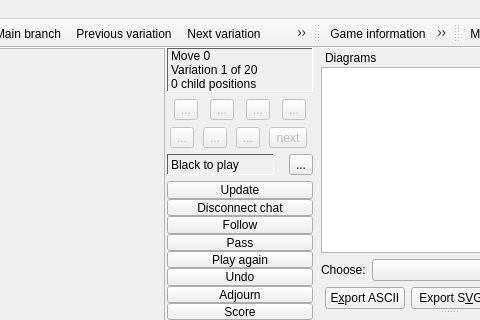
Before: the Qt Designer form src/boardwindow_gui.ui in bernds/q5Go, drawn with Qt 5; both pictures show x 615 to 1095 and y 0 to 320 of the 1192 by 982 pixel window.
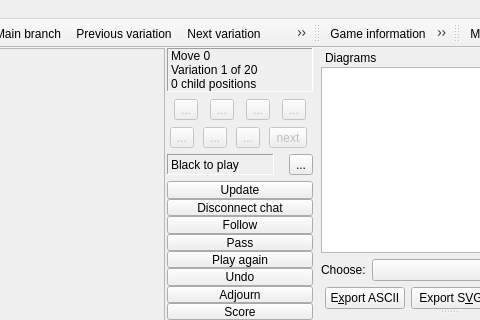
After: the same form once the commit is applied. Icons and pictures are not drawn. Custom widgets are drawn as their Qt base class.

Commit message:
Attempt to fix colors for dark theme
This should hopefully help with issue #72. There were two areas in the
board window with a palette set, for no clear reason, and a hardcoded
black color as the default for server messages.

What changed in the file:
```diff
--- a/src/boardwindow_gui.ui
+++ b/src/boardwindow_gui.ui
@@ -547,448 +547,6 @@
                    <height>0</height>
                   </size>
                  </property>
-                 <property name="palette">
-                  <palette>
-                   <active>
-                    <colorrole role="WindowText">
-                     <brush brushstyle="SolidPattern">
-                      <color alpha="255">
-                       <red>0</red>
-                       <green>0</green>
-                       <blue>0</blue>
-                      </color>
-                     </brush>
-                    </colorrole>
-                    <colorrole role="Button">
-                     <brush brushstyle="SolidPattern">
-                      <color alpha="255">
-                       <red>192</red>
-                       <green>192</green>
-                       <blue>192</blue>
-                      </color>
-                     </brush>
-                    </colorrole>
-                    <colorrole role="Light">
-                     <brush brushstyle="SolidPattern">
-                      <color alpha="255">
-                       <red>255</red>
-                       <green>255</green>
-                       <blue>255</blue>
-                      </color>
-                     </brush>
-                    </colorrole>
-                    <colorrole role="Midlight">
-                     <brush brushstyle="SolidPattern">
-                      <color alpha="255">
-                       <red>223</red>
-                       <green>223</green>
-                       <blue>223</blue>
-                      </color>
-                     </brush>
-                    </colorrole>
-                    <colorrole role="Dark">
-                     <brush brushstyle="SolidPattern">
-                      <color alpha="255">
-                       <red>96</red>
-                       <green>96</green>
-                       <blue>96</blue>
-                      </color>
-                     </brush>
-                    </colorrole>
-                    <colorrole role="Mid">
-                     <brush brushstyle="SolidPattern">
-                      <color alpha="255">
-                       <red>128</red>
-                       <green>128</green>
-                       <blue>128</blue>
-                      </color>
-                     </brush>
-                    </colorrole>
-                    <colorrole role="Text">
-                     <brush brushstyle="SolidPattern">
-                      <color alpha="255">
-                       <red>0</red>
-                       <green>0</green>
-                       <blue>0</blue>
-                      </color>
-                     </brush>
-                    </colorrole>
-                    <colorrole role="BrightText">
-                     <brush brushstyle="SolidPattern">
-                      <color alpha="255">
-                       <red>255</red>
-                       <green>255</green>
-                       <blue>255</blue>
-                      </color>
-                     </brush>
-                    </colorrole>
-                    <colorrole role="ButtonText">
-                     <brush brushstyle="SolidPattern">
-                      <color alpha="255">
-                       <red>0</red>
-                       <green>0</green>
-                       <blue>0</blue>
-                      </color>
-                     </brush>
-                    </colorrole>
-                    <colorrole role="Base">
-                     <brush brushstyle="SolidPattern">
-                      <color alpha="255">
-                       <red>255</red>
-                       <green>255</green>
-                       <blue>255</blue>
-                      </color>
-                     </brush>
-                    </colorrole>
-                    <colorrole role="Window">
-                     <brush brushstyle="SolidPattern">
-                      <color alpha="255">
-                       <red>170</red>
-                       <green>167</green>
-                       <blue>165</blue>
-                      </color>
-                     </brush>
-                    </colorrole>
-                    <colorrole role="Shadow">
-                     <brush brushstyle="SolidPattern">
-                      <color alpha="255">
-                       <red>0</red>
-                       <green>0</green>
-                       <blue>0</blue>
-                      </color>
-                     </brush>
-                    </colorrole>
-                    <colorrole role="Highlight">
-                     <brush brushstyle="SolidPattern">
-                      <color alpha="255">
-                       <red>0</red>
-                       <green>0</green>
-                       <blue>0</blue>
-                      </color>
-                     </brush>
-                    </colorrole>
-                    <colorrole role="HighlightedText">
-                     <brush brushstyle="SolidPattern">
-                      <color alpha="255">
-                       <red>255</red>
-                       <green>255</green>
-                       <blue>255</blue>
-                      </color>
-                     </brush>
-                    </colorrole>
-                    <colorrole role="Link">
-                     <brush brushstyle="SolidPattern">
-                      <color alpha="255">
-                       <red>0</red>
-                       <green>0</green>
-                       <blue>0</blue>
-                      </color>
-                     </brush>
-                    </colorrole>
-                    <colorrole role="LinkVisited">
-                     <brush brushstyle="SolidPattern">
-                      <color alpha="255">
-                       <red>0</red>
-                       <green>0</green>
-                       <blue>0</blue>
-                      </color>
-                     </brush>
-                    </colorrole>
-                   </active>
-                   <inactive>
-                    <colorrole role="WindowText">
-                     <brush brushstyle="SolidPattern">
-                      <color alpha="255">
-                       <red>0</red>
-                       <green>0</green>
-                       <blue>0</blue>
-                      </color>
-                     </brush>
-                    </colorrole>
-                    <colorrole role="Button">
-                     <brush brushstyle="SolidPattern">
-                      <color alpha="255">
-                       <red>192</red>
-                       <green>192</green>
-                       <blue>192</blue>
-                      </color>
-                     </brush>
-                    </colorrole>
-                    <colorrole role="Light">
-                     <brush brushstyle="SolidPattern">
-                      <color alpha="255">
-                       <red>255</red>
-                       <green>255</green>
-                       <blue>255</blue>
-                      </color>
-                     </brush>
-                    </colorrole>
-                    <colorrole role="Midlight">
-                     <brush brushstyle="SolidPattern">
-                      <color alpha="255">
-                       <red>220</red>
-                       <green>220</green>
-                       <blue>220</blue>
-                      </color>
-                     </brush>
-                    </colorrole>
-                    <colorrole role="Dark">
-                     <brush brushstyle="SolidPattern">
-                      <color alpha="255">
-                       <red>96</red>
-                       <green>96</green>
-                       <blue>96</blue>
-                      </color>
-                     </brush>
-                    </colorrole>
-                    <colorrole role="Mid">
-                     <brush brushstyle="SolidPattern">
-                      <color alpha="255">
-                       <red>128</red>
-                       <green>128</green>
-                       <blue>128</blue>
-                      </color>
-                     </brush>
-                    </colorrole>
-                    <colorrole role="Text">
-                     <brush brushstyle="SolidPattern">
-                      <color alpha="255">
-                       <red>0</red>
-                       <green>0</green>
-                       <blue>0</blue>
-                      </color>
-                     </brush>
-                    </colorrole>
-                    <colorrole role="BrightText">
-                     <brush brushstyle="SolidPattern">
-                      <color alpha="255">
-                       <red>255</red>
-                       <green>255</green>
-                       <blue>255</blue>
-                      </color>
-                     </brush>
-                    </colorrole>
-                    <colorrole role="ButtonText">
-                     <brush brushstyle="SolidPattern">
-                      <color alpha="255">
-                       <red>0</red>
-                       <green>0</green>
-                       <blue>0</blue>
-                      </color>
-                     </brush>
-                    </colorrole>
-                    <colorrole role="Base">
-                     <brush brushstyle="SolidPattern">
-                      <color alpha="255">
-                       <red>255</red>
-                       <green>255</green>
-                       <blue>255</blue>
-                      </color>
-                     </brush>
-                    </colorrole>
-                    <colorrole role="Window">
-                     <brush brushstyle="SolidPattern">
-                      <color alpha="255">
-                       <red>170</red>
-                       <green>167</green>
-                       <blue>165</blue>
-                      </color>
-                     </brush>
-                    </colorrole>
-                    <colorrole role="Shadow">
-                     <brush brushstyle="SolidPattern">
-                      <color alpha="255">
-                       <red>0</red>
-                       <green>0</green>
-                       <blue>0</blue>
-                      </color>
-                     </brush>
-                    </colorrole>
-                    <colorrole role="Highlight">
-                     <brush brushstyle="SolidPattern">
-                      <color alpha="255">
-                       <red>0</red>
-                       <green>0</green>
-                       <blue>0</blue>
-                      </color>
-                     </brush>
-                    </colorrole>
-                    <colorrole role="HighlightedText">
-                     <brush brushstyle="SolidPattern">
-                      <color alpha="255">
-                       <red>255</red>
-                       <green>255</green>
-                       <blue>255</blue>
-                      </color>
-                     </brush>
-                    </colorrole>
-                    <colorrole role="Link">
-                     <brush brushstyle="SolidPattern">
-                      <color alpha="255">
-                       <red>0</red>
-                       <green>0</green>
-                       <blue>0</blue>
-                      </color>
-                     </brush>
-                    </colorrole>
-                    <colorrole role="LinkVisited">
-                     <brush brushstyle="SolidPattern">
-                      <color alpha="255">
-                       <red>0</red>
-                       <green>0</green>
-                       <blue>0</blue>
-                      </color>
-                     </brush>
-                    </colorrole>
-                   </inactive>
-                   <disabled>
-                    <colorrole role="WindowText">
-                     <brush brushstyle="SolidPattern">
-                      <color alpha="255">
-                       <red>128</red>
-                       <green>128</green>
-                       <blue>128</blue>
-                      </color>
-                     </brush>
-                    </colorrole>
-                    <colorrole role="Button">
-                     <brush brushstyle="SolidPattern">
-                      <color alpha="255">
-                       <red>192</red>
-                       <green>192</green>
-                       <blue>192</blue>
-                      </color>
-                     </brush>
-                    </colorrole>
-                    <colorrole role="Light">
-                     <brush brushstyle="SolidPattern">
-                      <color alpha="255">
-                       <red>255</red>
-                       <green>255</green>
-                       <blue>255</blue>
-                      </color>
-                     </brush>
-                    </colorrole>
-                    <colorrole role="Midlight">
-                     <brush brushstyle="SolidPattern">
-                      <color alpha="255">
-                       <red>220</red>
-                       <green>220</green>
-                       <blue>220</blue>
-                      </color>
-                     </brush>
-                    </colorrole>
-                    <colorrole role="Dark">
-                     <brush brushstyle="SolidPattern">
-                      <color alpha="255">
-                       <red>96</red>
-                       <green>96</green>
-                       <blue>96</blue>
-                      </color>
-                     </brush>
-                    </colorrole>
-                    <colorrole role="Mid">
-                     <brush brushstyle="SolidPattern">
-                      <color alpha="255">
-                       <red>128</red>
-                       <green>128</green>
-                       <blue>128</blue>
-                      </color>
-                     </brush>
-                    </colorrole>
-                    <colorrole role="Text">
-                     <brush brushstyle="SolidPattern">
-                      <color alpha="255">
-                       <red>0</red>
-                       <green>0</green>
-                       <blue>0</blue>
-                      </color>
-                     </brush>
-                    </colorrole>
-                    <colorrole role="BrightText">
-                     <brush brushstyle="SolidPattern">
-                      <color alpha="255">
-                       <red>255</red>
-                       <green>255</green>
-                       <blue>255</blue>
-                      </color>
-                     </brush>
-                    </colorrole>
-                    <colorrole role="ButtonText">
-                     <brush brushstyle="SolidPattern">
-                      <color alpha="255">
-                       <red>128</red>
-                       <green>128</green>
-                       <blue>128</blue>
-                      </color>
-                     </brush>
-                    </colorrole>
-                    <colorrole role="Base">
-                     <brush brushstyle="SolidPattern">
-                      <color alpha="255">
-                       <red>255</red>
-                       <green>255</green>
-                       <blue>255</blue>
-                      </color>
-                     </brush>
-                    </colorrole>
-                    <colorrole role="Window">
-                     <brush brushstyle="SolidPattern">
-                      <color alpha="255">
-                       <red>170</red>
-                       <green>167</green>
-                       <blue>165</blue>
-                      </color>
-                     </brush>
-                    </colorrole>
-                    <colorrole role="Shadow">
-                     <brush brushstyle="SolidPattern">
-                      <color alpha="255">
-                       <red>0</red>
-                       <green>0</green>
-                       <blue>0</blue>
-                      </color>
-                     </brush>
-                    </colorrole>
-                    <colorrole role="Highlight">
-                     <brush brushstyle="SolidPattern">
-                      <color alpha="255">
-                       <red>0</red>
-                       <green>0</green>
-                       <blue>0</blue>
-                      </color>
-                     </brush>
-                    </colorrole>
-                    <colorrole role="HighlightedText">
-                     <brush brushstyle="SolidPattern">
-                      <color alpha="255">
-                       <red>255</red>
-                       <green>255</green>
-                       <blue>255</blue>
-                      </color>
-                     </brush>
-                    </colorrole>
-                    <colorrole role="Link">
-                     <brush brushstyle="SolidPattern">
-                      <color alpha="255">
-                       <red>0</red>
-                       <green>0</green>
-                       <blue>0</blue>
-                      </color>
-                     </brush>
-                    </colorrole>
-                    <colorrole role="LinkVisited">
-                     <brush brushstyle="SolidPattern">
-                      <color alpha="255">
-                       <red>0</red>
-                       <green>0</green>
-                       <blue>0</blue>
-                      </color>
-                     </brush>
-                    </colorrole>
-                   </disabled>
-                  </palette>
-                 </property>
                  <property name="toolTip">
                   <string>Move number</string>
                  </property>
@@ -1200,448 +758,6 @@
                      <verstretch>0</verstretch>
                     </sizepolicy>
                    </property>
-                   <property name="palette">
-                    <palette>
-                     <active>
-                      <colorrole role="WindowText">
-                       <brush brushstyle="SolidPattern">
-                        <color alpha="255">
-                         <red>0</red>
-                         <green>0</green>
-                         <blue>0</blue>
-                        </color>
-                       </brush>
-                      </colorrole>
-                      <colorrole role="Button">
-                       <brush brushstyle="SolidPattern">
-                        <color alpha="255">
-                         <red>192</red>
-                         <green>192</green>
-                         <blue>192</blue>
-                        </color>
-                       </brush>
-                      </colorrole>
-                      <colorrole role="Light">
-                       <brush brushstyle="SolidPattern">
-                        <color alpha="255">
-                         <red>255</red>
-                         <green>255</green>
-                         <blue>255</blue>
-                        </color>
-                       </brush>
-                      </colorrole>
-                      <colorrole role="Midlight">
-                       <brush brushstyle="SolidPattern">
-                        <color alpha="255">
-                         <red>223</red>
-                         <green>223</green>
-                         <blue>223</blue>
-                        </color>
-                       </brush>
-                      </colorrole>
-                      <colorrole role="Dark">
-                       <brush brushstyle="SolidPattern">
-                        <color alpha="255">
-                         <red>96</red>
-                         <green>96</green>
-                         <blue>96</blue>
-                        </color>
-                       </brush>
-                      </colorrole>
-                      <colorrole role="Mid">
-                       <brush brushstyle="SolidPattern">
-                        <color alpha="255">
-                         <red>128</red>
-                         <green>128</green>
-                         <blue>128</blue>
-                        </color>
-                       </brush>
-                      </colorrole>
-                      <colorrole role="Text">
-                       <brush brushstyle="SolidPattern">
-                        <color alpha="255">
-                         <red>0</red>
-                         <green>0</green>
-                         <blue>0</blue>
-                        </color>
-                       </brush>
-                      </colorrole>
-                      <colorrole role="BrightText">
-                       <brush brushstyle="SolidPattern">
-                        <color alpha="255">
-                         <red>255</red>
-                         <green>255</green>
-                         <blue>255</blue>
-                        </color>
-                       </brush>
-                      </colorrole>
-                      <colorrole role="ButtonText">
-                       <brush brushstyle="SolidPattern">
-                        <color alpha="255">
-                         <red>0</red>
-                         <green>0</green>
-                         <blue>0</blue>
-                        </color>
-                       </brush>
-                      </colorrole>
-                      <colorrole role="Base">
-                       <brush brushstyle="SolidPattern">
-                        <color alpha="255">
-                         <red>255</red>
-                         <green>255</green>
-                         <blue>255</blue>
-                        </color>
-                       </brush>
-                      </colorrole>
-                      <colorrole role="Window">
-                       <brush brushstyle="SolidPattern">
-                        <color alpha="255">
-                         <red>170</red>
-                         <green>167</green>
-                         <blue>165</blue>
-                        </color>
-                       </brush>
-                      </colorrole>
-                      <colorrole role="Shadow">
-                       <brush brushstyle="SolidPattern">
-                        <color alpha="255">
-                         <red>0</red>
-                         <green>0</green>
-                         <blue>0</blue>
-                        </color>
-                       </brush>
-                      </colorrole>
-                      <colorrole role="Highlight">
-                       <brush brushstyle="SolidPattern">
-                        <color alpha="255">
-                         <red>0</red>
-                         <green>0</green>
-                         <blue>0</blue>
-                        </color>
-                       </brush>
-                      </colorrole>
-                      <colorrole role="HighlightedText">
-                       <brush brushstyle="SolidPattern">
-                        <color alpha="255">
-                         <red>255</red>
-                         <green>255</green>
-                         <blue>255</blue>
-                        </color>
-                       </brush>
-                      </colorrole>
-                      <colorrole role="Link">
-                       <brush brushstyle="SolidPattern">
-                        <color alpha="255">
-                         <red>0</red>
-                         <green>0</green>
-                         <blue>0</blue>
-                        </color>
-                       </brush>
-                      </colorrole>
-                      <colorrole role="LinkVisited">
-                       <brush brushstyle="SolidPattern">
-                        <color alpha="255">
-                         <red>0</red>
-                         <green>0</green>
-                         <blue>0</blue>
-                        </color>
-                       </brush>
-                      </colorrole>
-                     </active>
-                     <inactive>
-                      <colorrole role="WindowText">
-                       <brush brushstyle="SolidPattern">
-                        <color alpha="255">
-                         <red>0</red>
-                         <green>0</green>
-                         <blue>0</blue>
-                        </color>
-                       </brush>
-                      </colorrole>
-                      <colorrole role="Button">
-                       <brush brushstyle="SolidPattern">
-                        <color alpha="255">
-                         <red>192</red>
-                         <green>192</green>
-                         <blue>192</blue>
-                        </color>
-                       </brush>
-                      </colorrole>
-                      <colorrole role="Light">
-                       <brush brushstyle="SolidPattern">
-                        <color alpha="255">
-                         <red>255</red>
-                         <green>255</green>
-                         <blue>255</blue>
-                        </color>
-                       </brush>
-                      </colorrole>
-                      <colorrole role="Midlight">
-                       <brush brushstyle="SolidPattern">
-                        <color alpha="255">
-                         <red>220</red>
-                         <green>220</green>
-                         <blue>220</blue>
-                        </color>
-                       </brush>
-                      </colorrole>
-                      <colorrole role="Dark">
-                       <brush brushstyle="SolidPattern">
-                        <color alpha="255">
-                         <red>96</red>
-                         <green>96</green>
-                         <blue>96</blue>
-                        </color>
-                       </brush>
-                      </colorrole>
-                      <colorrole role="Mid">
-                       <brush brushstyle="SolidPattern">
-                        <color alpha="255">
-                         <red>128</red>
-                         <green>128</green>
-                         <blue>128</blue>
-                        </color>
-                       </brush>
-                      </colorrole>
-                      <colorrole role="Text">
-                       <brush brushstyle="SolidPattern">
-                        <color alpha="255">
-                         <red>0</red>
-                         <green>0</green>
-                         <blue>0</blue>
-                        </color>
-                       </brush>
-                      </colorrole>
-                      <colorrole role="BrightText">
-                       <brush brushstyle="SolidPattern">
-                        <color alpha="255">
-                         <red>255</red>
-                         <green>255</green>
-                         <blue>255</blue>
-                        </color>
-                       </brush>
-                      </colorrole>
-                      <colorrole role="ButtonText">
-                       <brush brushstyle="SolidPattern">
-                        <color alpha="255">
-                         <red>0</red>
-                         <green>0</green>
-                         <blue>0</blue>
-                        </color>
-                       </brush>
-                      </colorrole>
-                      <colorrole role="Base">
-                       <brush brushstyle="SolidPattern">
-                        <color alpha="255">
-                         <red>255</red>
-                         <green>255</green>
-                         <blue>255</blue>
-                        </color>
-                       </brush>
-                      </colorrole>
-                      <colorrole role="Window">
-                       <brush brushstyle="SolidPattern">
-                        <color alpha="255">
-                         <red>170</red>
-                         <green>167</green>
-                         <blue>165</blue>
-                        </color>
-                       </brush>
-                      </colorrole>
-                      <colorrole role="Shadow">
-                       <brush brushstyle="SolidPattern">
-                        <color alpha="255">
-                         <red>0</red>
-                         <green>0</green>
-                         <blue>0</blue>
-                        </color>
-                       </brush>
-                      </colorrole>
-                      <colorrole role="Highlight">
-                       <brush brushstyle="SolidPattern">
-                        <color alpha="255">
-                         <red>0</red>
-                         <green>0</green>
-                         <blue>0</blue>
-                        </color>
-                       </brush>
-                      </colorrole>
-                      <colorrole role="HighlightedText">
-                       <brush brushstyle="SolidPattern">
-                        <color alpha="255">
-                         <red>255</red>
-                         <green>255</green>
-                         <blue>255</blue>
-                        </color>
-                       </brush>
-                      </colorrole>
-                      <colorrole role="Link">
-                       <brush brushstyle="SolidPattern">
-                        <color alpha="255">
-                         <red>0</red>
-                         <green>0</green>
-                         <blue>0</blue>
-                        </color>
-                       </brush>
-                      </colorrole>
-                      <colorrole role="LinkVisited">
-                       <brush brushstyle="SolidPattern">
-                        <color alpha="255">
-                         <red>0</red>
-                         <green>0</green>
-                         <blue>0</blue>
-                        </color>
-                       </brush>
-                      </colorrole>
-                     </inactive>
-                     <disabled>
-                      <colorrole role="WindowText">
-                       <brush brushstyle="SolidPattern">
-                        <color alpha="255">
-                         <red>128</red>
-                         <green>128</green>
-                         <blue>128</blue>
-                        </color>
-                       </brush>
-                      </colorrole>
-                      <colorrole role="Button">
-                       <brush brushstyle="SolidPattern">
-                        <color alpha="255">
-                         <red>192</red>
-                         <green>192</green>
-                         <blue>192</blue>
-                        </color>
-                       </brush>
-                      </colorrole>
-                      <colorrole role="Light">
-                       <brush brushstyle="SolidPattern">
-                        <color alpha="255">
-                         <red>255</red>
-                         <green>255</green>
-                         <blue>255</blue>
-                        </color>
-                       </brush>
-                      </colorrole>
-                      <colorrole role="Midlight">
-                       <brush brushstyle="SolidPattern">
-                        <color alpha="255">
-                         <red>220</red>
-                         <green>220</green>
-                         <blue>220</blue>
-                        </color>
-                       </brush>
-                      </colorrole>
-                      <colorrole role="Dark">
-                       <brush brushstyle="SolidPattern">
-                        <color alpha="255">
-                         <red>96</red>
-                         <green>96</green>
-                         <blue>96</blue>
-                        </color>
-                       </brush>
-                      </colorrole>
-                      <colorrole role="Mid">
-                       <brush brushstyle="SolidPattern">
-                        <color alpha="255">
-                         <red>128</red>
-                         <green>128</green>
-                         <blue>128</blue>
-                        </color>
-                       </brush>
-                      </colorrole>
-                      <colorrole role="Text">
-                       <brush brushstyle="SolidPattern">
-                        <color alpha="255">
-                         <red>0</red>
-                         <green>0</green>
-                         <blue>0</blue>
-                        </color>
-                       </brush>
-                      </colorrole>
-                      <colorrole role="BrightText">
-                       <brush brushstyle="SolidPattern">
-                        <color alpha="255">
-                         <red>255</red>
-                         <green>255</green>
-                         <blue>255</blue>
-                        </color>
-                       </brush>
-                      </colorrole>
-                      <colorrole role="ButtonText">
-                       <brush brushstyle="SolidPattern">
-                        <color alpha="255">
-                         <red>128</red>
-                         <green>128</green>
-                         <blue>128</blue>
-                        </color>
-                       </brush>
-                      </colorrole>
-                      <colorrole role="Base">
-                       <brush brushstyle="SolidPattern">
-                        <color alpha="255">
-                         <red>255</red>
-                         <green>255</green>
-                         <blue>255</blue>
-                        </color>
-                       </brush>
-                      </colorrole>
-                      <colorrole role="Window">
-                       <brush brushstyle="SolidPattern">
-                        <color alpha="255">
-                         <red>170</red>
-                         <green>167</green>
-                         <blue>165</blue>
-                        </color>
-                       </brush>
-                      </colorrole>
-                      <colorrole role="Shadow">
-                       <brush brushstyle="SolidPattern">
-                        <color alpha="255">
-                         <red>0</red>
-                         <green>0</green>
-                         <blue>0</blue>
-                        </color>
-                       </brush>
-                      </colorrole>
-                      <colorrole role="Highlight">
-                       <brush brushstyle="SolidPattern">
-                        <color alpha="255">
-                         <red>0</red>
-                         <green>0</green>
-                         <blue>0</blue>
-                        </color>
-                       </brush>
-                      </colorrole>
-                      <colorrole role="HighlightedText">
-                       <brush brushstyle="SolidPattern">
-                        <color alpha="255">
-                         <red>255</red>
-                         <green>255</green>
-                         <blue>255</blue>
-                        </color>
-                       </brush>
-                      </colorrole>
-                      <colorrole role="Link">
-                       <brush brushstyle="SolidPattern">
-                        <color alpha="255">
-                         <red>0</red>
-                         <green>0</green>
-                         <blue>0</blue>
-                        </color>
-                       </brush>
-                      </colorrole>
-                      <colorrole role="LinkVisited">
-                       <brush brushstyle="SolidPattern">
-                        <color alpha="255">
-                         <red>0</red>
-                         <green>0</green>
-                         <blue>0</blue>
-                        </color>
-                       </brush>
-                      </colorrole>
-                     </disabled>
-                    </palette>
-                   </property>
                    <property name="toolTip">
                     <string>Player to play</string>
                    </property>
```
Left out of the diff: 2 changed lines with no effect on the pictures. The commit also changes 1 other file.
